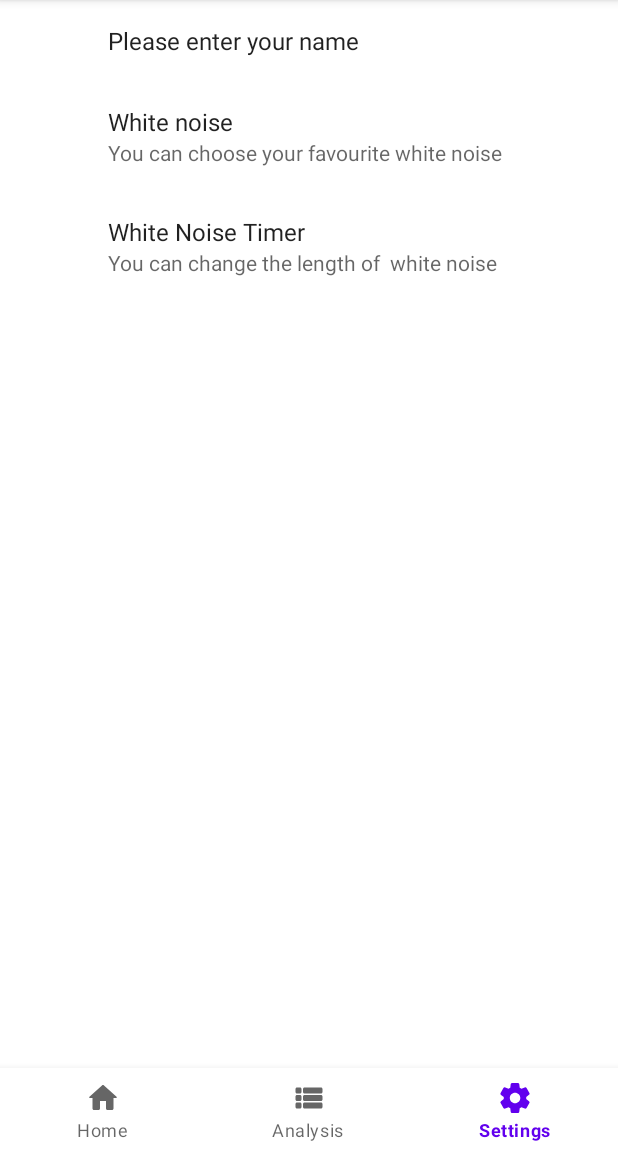
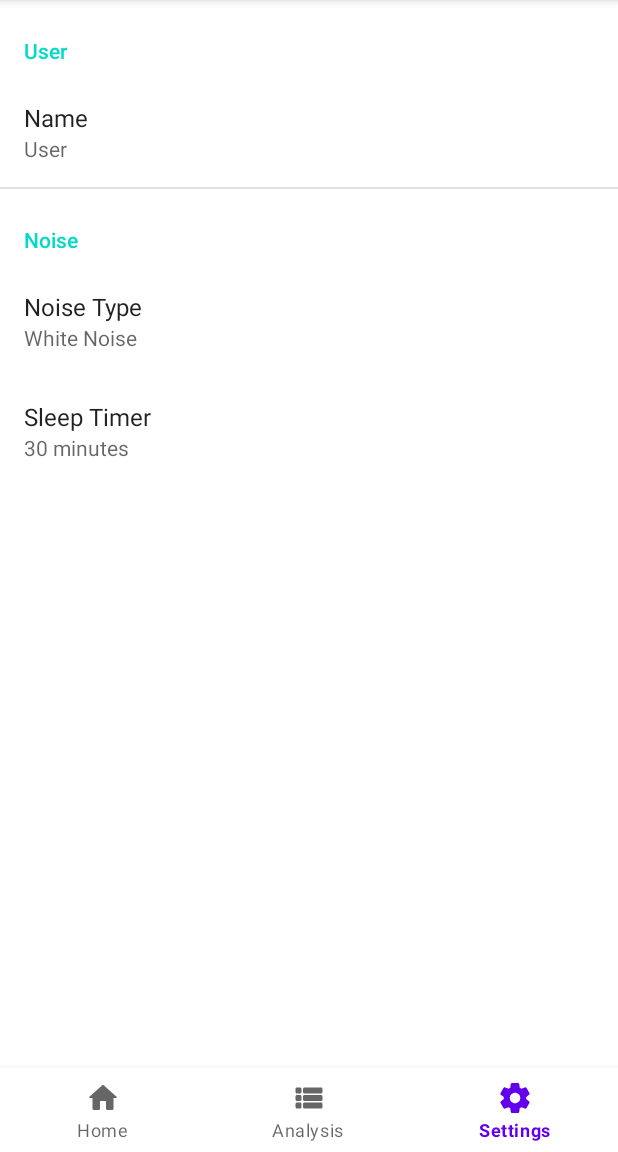
Before and after one commit to JasonHK-HKCC/SEHH3165-Group-Project, an Android app: the SettingsFragment screen opened through its navigation route, on a phone screen of 412 x 824 dp, the part 84-1236 px from its top. Run offline under Robolectric (Android 15) with nearby library versions, the light colour scheme and no system bars; our stand-ins replace Room's generated code, RxJava, androidx.preference, navigation-ui; libraries missing offline, so code that uses them is left out: lombok.val; 8 statements that could not run were skipped.

Commit message:
Improved settings page

```diff
--- a/app/src/main/java/app/jasonhk/hkcc/sleeptracker/HomeFragment.java
+++ b/app/src/main/java/app/jasonhk/hkcc/sleeptracker/HomeFragment.java
@@ -49,7 +49,7 @@ public class HomeFragment extends Fragment implements View.OnClickListener
         TextView tv_beforeSleep = view.findViewById(R.id.tv_beforeSleep);
         TextView tv_afterSleep = view.findViewById(R.id.tv_afterSleep);
 
-        val name = preferences.getString("user_name", getString(R.string.user));
+        val name = preferences.getString("user_name", getString(R.string.user_name_default));
         ((TextView) view.findViewById(R.id.welcome_message))
                 .setText(getString(getWelcomeMessage(), name));
 
--- a/app/src/main/java/app/jasonhk/hkcc/sleeptracker/SettingsFragment.java
+++ b/app/src/main/java/app/jasonhk/hkcc/sleeptracker/SettingsFragment.java
@@ -4,21 +4,26 @@ import android.os.Bundle;
 
 import androidx.annotation.Nullable;
 import androidx.fragment.app.Fragment;
+import androidx.preference.EditTextPreference;
 import androidx.preference.PreferenceFragmentCompat;
 
 import android.view.LayoutInflater;
 import android.view.View;
 import android.view.ViewGroup;
+import android.widget.TextView;
 
 /**
  *
  */
-public class SettingsFragment extends PreferenceFragmentCompat {
+public class SettingsFragment extends PreferenceFragmentCompat
+{
     @Override
     public void onCreatePreferences(
-            @Nullable Bundle savedInstanceState, @Nullable String rootKey) {
-        // TODO: Add settings in preferences_user.xml
+            @Nullable Bundle savedInstanceState, @Nullable String rootKey)
+    {
+        setPreferencesFromResource(R.xml.preferences_user, rootKey);
 
-        setPreferencesFromResource(R.xml.preferences_user, rootKey);
+        EditTextPreference name = findPreference("user_name");
+        name.setOnBindEditTextListener(TextView::setSingleLine);
     }
 }
--- a/app/src/main/res/layout/recycler_sleep_session.xml
+++ b/app/src/main/res/layout/recycler_sleep_session.xml
@@ -5,8 +5,8 @@
     xmlns:tools="http://schemas.android.com/tools"
     android:layout_width="match_parent"
     android:layout_height="wrap_content"
-    android:layout_margin="8dp">
-
+    android:layout_marginHorizontal="8dp"
+    android:layout_marginVertical="4dp">
     <LinearLayout
         android:layout_width="match_parent"
         android:layout_height="wrap_content"
@@ -28,7 +28,7 @@
                 android:layout_centerVertical="true"
                 android:layout_marginBottom="5dp"
                 android:layout_toEndOf="@+id/start_time_icon"
-                android:text="Started on" />
+                android:text="@string/started_on" />
             <TextView
                 android:id="@+id/start_time_value"
                 android:layout_width="fill_parent"
@@ -54,7 +54,7 @@
                 android:layout_centerVertical="true"
                 android:layout_marginBottom="5dp"
                 android:layout_toEndOf="@+id/stop_time_icon"
-                android:text="Stopped on" />
+                android:text="@string/stopped_on" />
             <TextView
                 android:id="@+id/stop_time_value"
                 android:layout_width="fill_parent"
@@ -80,7 +80,7 @@
                 android:layout_centerVertical="true"
                 android:layout_marginBottom="5dp"
                 android:layout_toEndOf="@+id/sleep_time_icon"
-                android:text="Slept for" />
+                android:text="@string/slept_for" />
             <TextView
                 android:id="@+id/sleep_time_value"
                 android:layout_width="fill_parent"
@@ -92,5 +92,4 @@
         </RelativeLayout>
 
     </LinearLayout>
-
 </androidx.cardview.widget.CardView>
--- a/app/src/main/res/values/arrays.xml
+++ b/app/src/main/res/values/arrays.xml
@@ -1,3 +1,28 @@
 <?xml version="1.0" encoding="utf-8"?>
 <resources>
+    <string-array name="noise_values" translatable="false">
+        <item>white_noise</item>
+        <item>dryer</item>
+        <item>heater</item>
+        <item>rain</item>
+        <item>stream</item>
+    </string-array>
+    <string-array name="noise_entries">
+        <item>White Noise</item>
+        <item>Dryer</item>
+        <item>Heater</item>
+        <item>Rain</item>
+        <item>Stream</item>
+    </string-array>
+
+    <string-array name="timer_values" translatable="false">
+        <item>15_minutes</item>
+        <item>30_minutes</item>
+        <item>1_hour</item>
+    </string-array>
+    <string-array name="timer_entries">
+        <item>15 minutes</item>
+        <item>30 minutes</item>
+        <item>1 hour</item>
+    </string-array>
 </resources>
--- a/app/src/main/res/values/strings.xml
+++ b/app/src/main/res/values/strings.xml
@@ -4,8 +4,6 @@
     <string name="home">Home</string>
     <string name="analysis">Analysis</string>
     <string name="settings">Settings</string>
-
-    <string name="user">User</string>
 
     <string name="welcome_morning">Good morning,\n%1$s.</string>
     <string name="welcome_afternoon">Good afternoon,\n%1$s.</string>
@@ -20,22 +18,20 @@
     <string name="daily">Daily</string>
 
     <string name="sleeps_history">Sleeps History</string>
+    <string name="started_on">Started on</string>
+    <string name="stopped_on">Stopped on</string>
+    <string name="slept_for">Slept for</string>
 
     <string name="date">Date</string>
     <string name="sleep_time">Sleep Time</string>
 
-    <string-array name="noise_entries">
-        <item >Dryer</item>
-        <item >Heater</item>
-        <item >Rain</item>
-        <item >Stream</item>
-        <item >White Noise</item>
-    </string-array>
-    <string-array name="noise_values" translatable="false">
-        <item>music_dryer</item>
-        <item>music_heater</item>
-        <item>music_rain</item>
-        <item>music_stream</item>
-        <item>music_white_noise</item>
-    </string-array>
+    <string name="user">User</string>
+    <string name="user_name">Name</string>
+    <string name="user_name_default">User</string>
+
+    <string name="noise">Noise</string>
+    <string name="noise_type">Noise Type</string>
+    <string name="noise_type_default" translatable="false">white_noise</string>
+    <string name="noise_timer">Sleep Timer</string>
+    <string name="noise_timer_default" translatable="false">30_minutes</string>
 </resources>
--- a/app/src/main/res/xml/preferences_user.xml
+++ b/app/src/main/res/xml/preferences_user.xml
@@ -3,21 +3,33 @@
                   xmlns:app="http://schemas.android.com/apk/res-auto"
                   xmlns:tools="http://schemas.android.com/tools">
 
+    <PreferenceCategory android:title="@string/user"
+                        app:iconSpaceReserved="false">
+        <EditTextPreference android:defaultValue="@string/user_name_default"
+                            android:key="user_name"
+                            android:selectAllOnFocus="true"
+                            android:singleLine="true"
+                            android:title="@string/user_name"
+                            app:iconSpaceReserved="false"
+                            app:useSimpleSummaryProvider="true" />
+    </PreferenceCategory>
 
-    <EditTextPreference android:defaultValue="User"
-                        android:key="user_name"
-                        android:selectAllOnFocus="true"
-                        android:singleLine="true"
-                        android:title="Please enter your name" />
-
-    <ListPreference android:entries="@array/noise_entries"
-                    android:entryValues="@array/noise_values"
-                    android:key="Type of white noise"
-                    android:summary="You can choose your favourite white noise"
-                    android:title="White noise" />
-
-    <Preference android:key="timer"
-                android:summary="You can change the length of  white noise"
-                android:title="White Noise Timer" />
+    <PreferenceCategory android:title="@string/noise"
+                        app:iconSpaceReserved="false">
+        <ListPreference android:defaultValue="@string/noise_type_default"
+                        android:entries="@array/noise_entries"
+                        android:entryValues="@array/noise_values"
+                        android:key="noise_type"
+                        android:title="@string/noise_type"
+                        app:iconSpaceReserved="false"
+                        app:useSimpleSummaryProvider="true" />
+        <ListPreference android:defaultValue="@string/noise_timer_default"
+                        android:entries="@array/timer_entries"
+                        android:entryValues="@array/timer_values"
+                        android:key="noise_timer"
+                        android:title="@string/noise_timer"
+                        app:iconSpaceReserved="false"
+                        app:useSimpleSummaryProvider="true" />
+    </PreferenceCategory>
 
 </PreferenceScreen>
```
